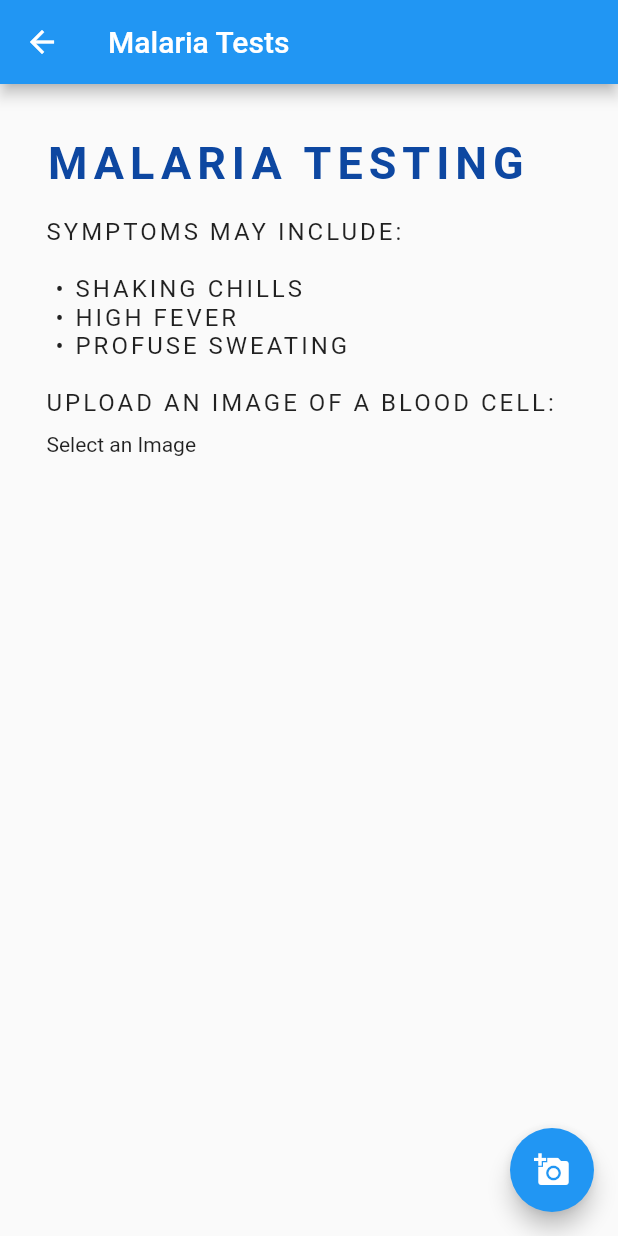
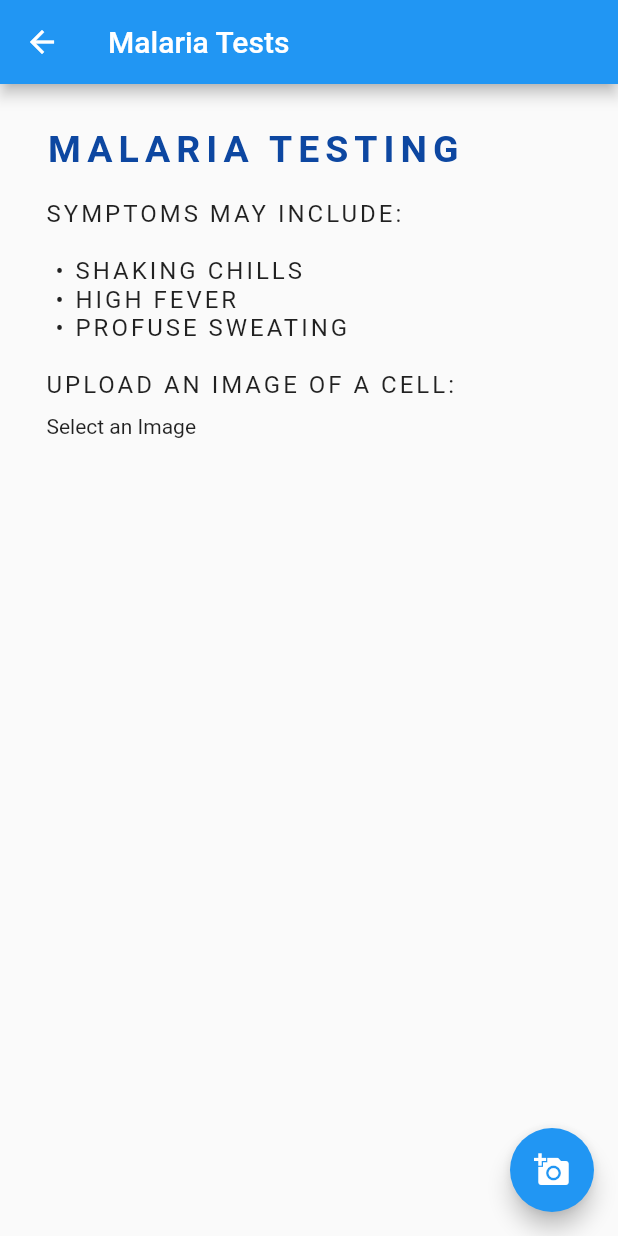
Before and after one commit to KubaWernerowski/to-hacks, a Flutter app: the Tests screen opened by its route, after a tap on "MALARIA", on a phone screen of 412 x 824 dp. Run offline on Flutter 3.47's test engine with Material 2 defaults, Android fonts, the phone set to English and light mode, and no system bars; our stand-ins replace image_picker.

Commit message:
fixed font sizes

```diff
--- a/demo/lib/main.dart
+++ b/demo/lib/main.dart
@@ -97,7 +97,7 @@ class Tests extends StatelessWidget {
                   margin: EdgeInsets.only(bottom: 25.0),
                   child: Text(
                     'SELECT YOUR TEST',
-                    style: TextStyle(fontSize: 30, letterSpacing: 5),
+                    style: TextStyle(fontSize: 25, letterSpacing: 5),
                   ),
                 ),
                 Container(
@@ -262,7 +262,7 @@ class _MalariaState extends State<Malaria> {
               child: Text(
                 '\nMALARIA TESTING',
                 style: TextStyle(
-                  fontSize: 30,
+                  fontSize: 25,
                   letterSpacing: 4,
                   color: Colors.blue[900],
                   fontWeight: FontWeight.w600,
@@ -275,7 +275,7 @@ class _MalariaState extends State<Malaria> {
               alignment: Alignment.centerLeft,
               padding: EdgeInsets.only(left: 30, right: 30),
               child: Text(
-                '\nSYMPTOMS MAY INCLUDE:\n\n • SHAKING CHILLS\n • HIGH FEVER\n • PROFUSE SWEATING\n\nUPLOAD AN IMAGE OF A BLOOD CELL:',
+                '\nSYMPTOMS MAY INCLUDE:\n\n • SHAKING CHILLS\n • HIGH FEVER\n • PROFUSE SWEATING\n\nUPLOAD AN IMAGE OF A CELL:',
                 style: TextStyle(
                   fontSize: 16,
                   height: 1.2,
```
